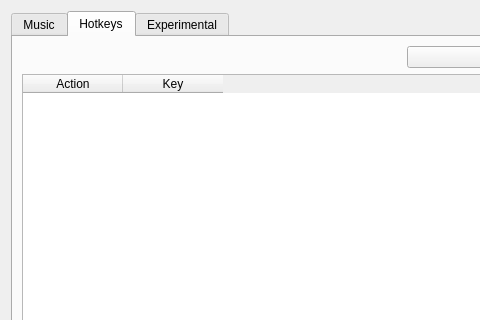
The window that SquareDesk-DEV/test123/preferencesdialog.ui (mpogue2/SquareDesk) describes before a commit, drawn with Qt 5; both pictures show x 0 to 480 and y 0 to 320 of the 807 by 561 pixel window.
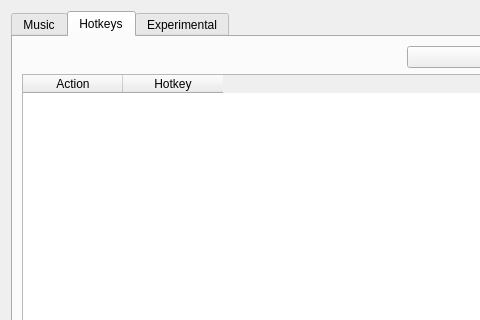
The same window after the commit. The open tabs and pages were chosen to show the change.

What changed in the file:
```diff
--- a/SquareDesk-DEV/test123/preferencesdialog.ui
+++ b/SquareDesk-DEV/test123/preferencesdialog.ui
@@ -611,7 +611,7 @@
            </column>
            <column>
             <property name="text">
-             <string>Key</string>
+             <string>Hotkey</string>
             </property>
            </column>
           </widget>
```
Left out of the diff: 2 changed lines with no effect on the pictures.
